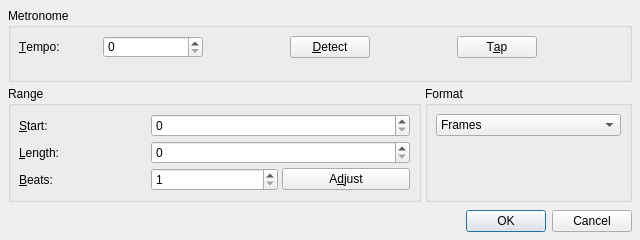
The window that src/qtractorTempoAdjustForm.ui (rncbc/qtractor) describes before a commit, drawn with Qt 5.
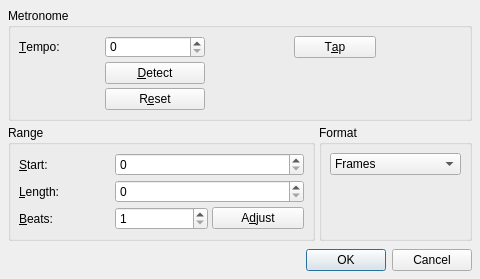
The same window after the commit. Icons and pictures are not drawn. Custom widgets are drawn as their Qt base class.

Commit message: - Reset button added to Clip/TempoAdjust dialog. (EXPERIMENTAL)

```diff
--- a/src/qtractorTempoAdjustForm.ui
+++ b/src/qtractorTempoAdjustForm.ui
@@ -26,7 +26,7 @@
    <rect>
     <x>0</x>
     <y>0</y>
-    <width>640</width>
+    <width>480</width>
     <height>240</height>
    </rect>
   </property>
@@ -100,36 +100,13 @@
          </spacer>
         </item>
         <item row="0" column="3">
-         <widget class="QPushButton" name="TempoDetectPushButton">
-          <property name="text">
-           <string>&amp;Detect</string>
-          </property>
-         </widget>
-        </item>
-        <item row="0" column="4">
-         <spacer>
-          <property name="orientation">
-           <enum>Qt::Horizontal</enum>
-          </property>
-          <property name="sizeType">
-           <enum>QSizePolicy::Minimum</enum>
-          </property>
-          <property name="sizeHint">
-           <size>
-            <width>8</width>
-            <height>20</height>
-           </size>
-          </property>
-         </spacer>
-        </item>
-        <item row="0" column="5">
          <widget class="QPushButton" name="TempoTapPushButton">
           <property name="text">
            <string>T&amp;ap</string>
           </property>
          </widget>
         </item>
-        <item row="0" column="6">
+        <item row="0" column="4">
          <spacer>
           <property name="orientation">
            <enum>Qt::Horizontal</enum>
@@ -145,7 +122,21 @@
           </property>
          </spacer>
         </item>
-        <item row="1" column="0" colspan="7">
+        <item row="1" column="1">
+         <widget class="QPushButton" name="TempoDetectPushButton">
+          <property name="text">
+           <string>&amp;Detect</string>
+          </property>
+         </widget>
+        </item>
+        <item row="2" column="1">
+         <widget class="QPushButton" name="TempoResetPushButton">
+          <property name="text">
+           <string>R&amp;eset</string>
+          </property>
+         </widget>
+        </item>
+        <item row="3" column="0" colspan="5">
          <spacer>
           <property name="orientation">
            <enum>Qt::Vertical</enum>
@@ -153,7 +144,7 @@
           <property name="sizeHint">
           <size>
            <width>20</width>
-           <height>20</height>
+           <height>0</height>
           </size>
           </property>
          </spacer>
```
Left out of the diff: 5 changed lines with no effect on the pictures. The commit also changes 12 other files.
